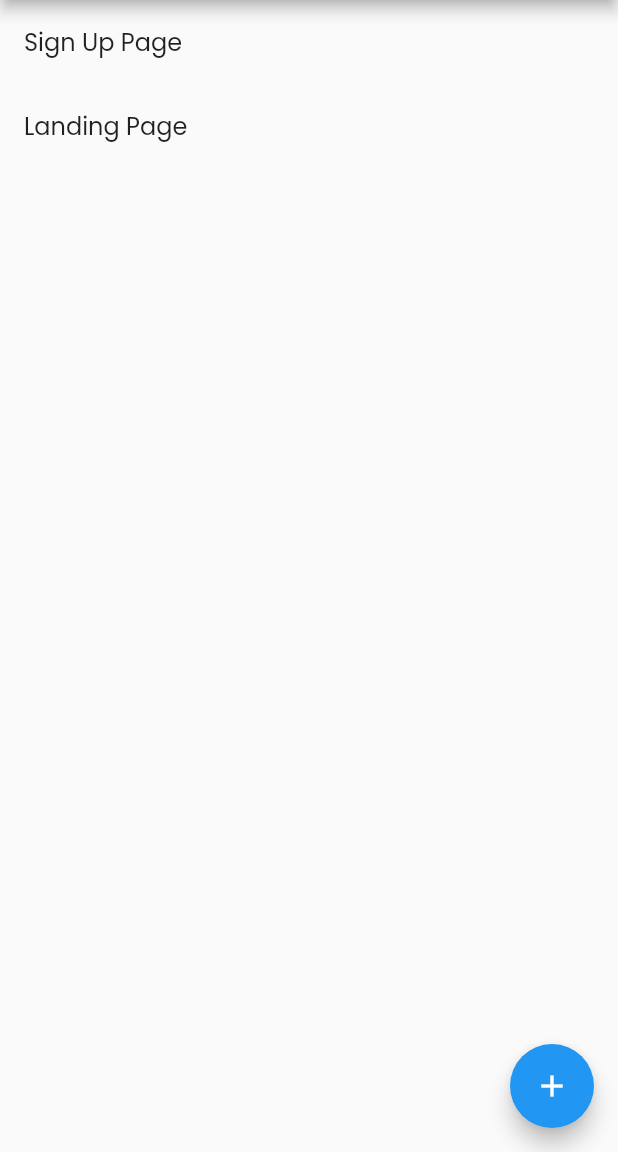
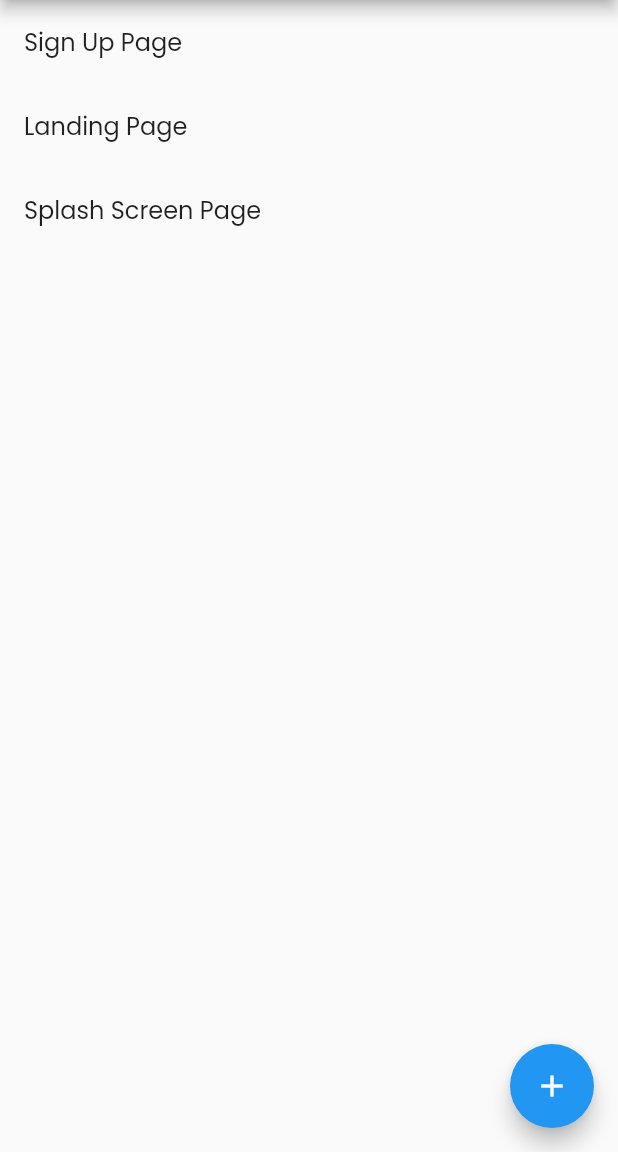
Before and after one commit to h4h13/flutter_ui_screens, a Flutter app: the screen it shows after launch, on a phone screen of 412 x 824 dp, the part 84-1236 px from its top. Run offline on Flutter 3.47's test engine with Material 2 defaults, Android fonts, the light colour scheme and no system bars; our stand-ins replace google_fonts.

Commit message:
4. Splash screen

```diff
--- a/lib/common/constants.dart
+++ b/lib/common/constants.dart
@@ -15,6 +15,10 @@ List<Map<String, dynamic>> days = [
     'name': 'Landing Page',
     'route': AppRoutes.landingPage.path,
   },
+  {
+    'name': 'Splash Screen Page',
+    'route': AppRoutes.splashScreenPage.path,
+  },
 ];
 
 Map<String, WidgetBuilder> routes() {
```
